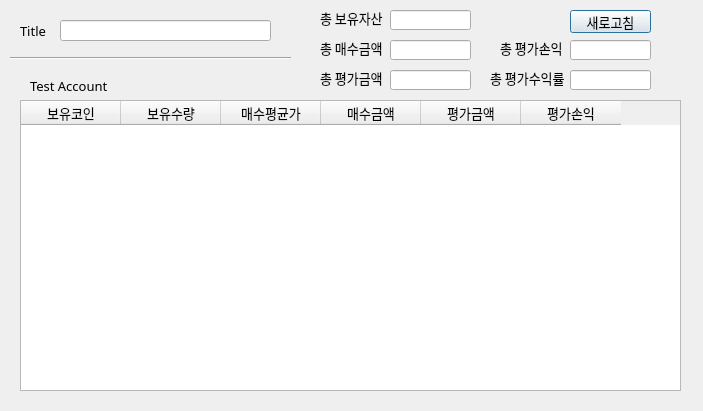
Qt form project_detail.ui (Meronanana/BotTrade) before a commit.
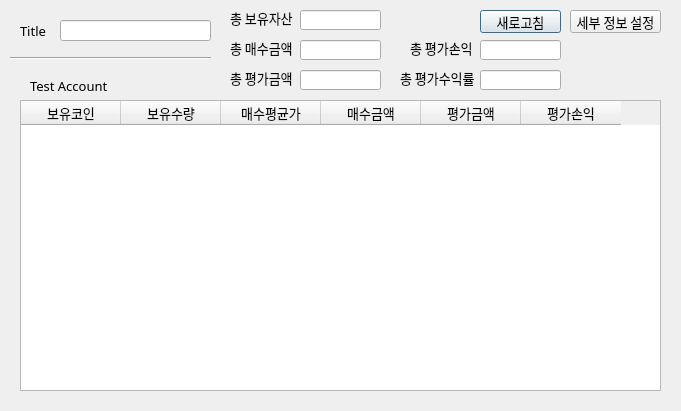
The same form after that commit.

Commit message: 0.5.8 version - ui 일부 개선

What changed in the file:
```diff
--- a/project_detail.ui
+++ b/project_detail.ui
@@ -6,7 +6,7 @@
    <rect>
     <x>0</x>
     <y>0</y>
-    <width>703</width>
+    <width>681</width>
     <height>411</height>
    </rect>
   </property>
@@ -24,7 +24,7 @@
     <rect>
      <x>60</x>
      <y>20</y>
-     <width>211</width>
+     <width>151</width>
      <height>21</height>
     </rect>
    </property>
@@ -50,7 +50,7 @@
     <rect>
      <x>10</x>
      <y>50</y>
-     <width>281</width>
+     <width>201</width>
      <height>16</height>
     </rect>
    </property>
@@ -76,7 +76,7 @@
     <rect>
      <x>20</x>
      <y>100</y>
-     <width>661</width>
+     <width>641</width>
      <height>291</height>
     </rect>
    </property>
@@ -114,7 +114,7 @@
   <widget class="QLabel" name="label_3">
    <property name="geometry">
     <rect>
-     <x>320</x>
+     <x>230</x>
      <y>10</y>
      <width>71</width>
      <height>16</height>
@@ -127,7 +127,7 @@
   <widget class="QLabel" name="label_4">
    <property name="geometry">
     <rect>
-     <x>320</x>
+     <x>230</x>
      <y>40</y>
      <width>71</width>
      <height>16</height>
@@ -140,7 +140,7 @@
   <widget class="QLabel" name="label_5">
    <property name="geometry">
     <rect>
-     <x>320</x>
+     <x>230</x>
      <y>70</y>
      <width>71</width>
      <height>16</height>
@@ -153,7 +153,7 @@
   <widget class="QLabel" name="label_6">
    <property name="geometry">
     <rect>
-     <x>500</x>
+     <x>410</x>
      <y>40</y>
      <width>71</width>
      <height>16</height>
@@ -166,7 +166,7 @@
   <widget class="QLabel" name="label_7">
    <property name="geometry">
     <rect>
-     <x>490</x>
+     <x>400</x>
      <y>70</y>
      <width>81</width>
      <height>16</height>
@@ -179,7 +179,7 @@
   <widget class="QLineEdit" name="total_balance_lineEdit">
    <property name="geometry">
     <rect>
-     <x>390</x>
+     <x>300</x>
      <y>10</y>
      <width>81</width>
      <height>20</height>
@@ -195,7 +195,7 @@
   <widget class="QLineEdit" name="total_bought_lineEdit">
    <property name="geometry">
     <rect>
-     <x>390</x>
+     <x>300</x>
      <y>40</y>
      <width>81</width>
      <height>20</height>
@@ -211,7 +211,7 @@
   <widget class="QLineEdit" name="total_evaluate_lineEdit">
    <property name="geometry">
     <rect>
-     <x>390</x>
+     <x>300</x>
      <y>70</y>
      <width>81</width>
      <height>20</height>
@@ -227,7 +227,7 @@
   <widget class="QLineEdit" name="diff_lineEdit">
    <property name="geometry">
     <rect>
-     <x>570</x>
+     <x>480</x>
      <y>40</y>
      <width>81</width>
      <height>20</height>
@@ -243,7 +243,7 @@
   <widget class="QLineEdit" name="diff_rate_lineEdit">
    <property name="geometry">
     <rect>
-     <x>570</x>
+     <x>480</x>
      <y>70</y>
      <width>81</width>
      <height>20</height>
@@ -259,7 +259,7 @@
   <widget class="QPushButton" name="reset_pushButton">
    <property name="geometry">
     <rect>
-     <x>570</x>
+     <x>480</x>
      <y>10</y>
      <width>81</width>
      <height>23</height>
@@ -269,6 +269,19 @@
     <string>새로고침</string>
    </property>
   </widget>
+  <widget class="QPushButton" name="detail_pushButton">
+   <property name="geometry">
+    <rect>
+     <x>570</x>
+     <y>10</y>
+     <width>91</width>
+     <height>23</height>
+    </rect>
+   </property>
+   <property name="text">
+    <string>세부 정보 설정</string>
+   </property>
+  </widget>
  </widget>
  <resources/>
  <connections/>
```
The commit also changes 2 other files.
